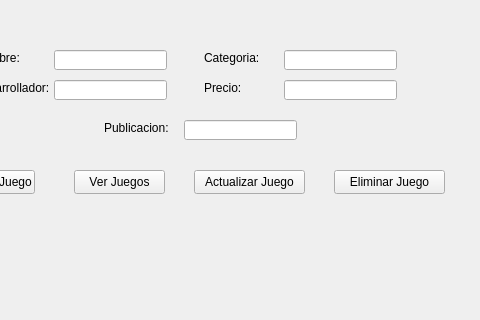
Above: mainwindow.ui from Briander-N/Proyecto2doBimestre before the change; both pictures show x 186 to 666 and y 0 to 320 of the 800 by 600 pixel window. Below: the same form after it.
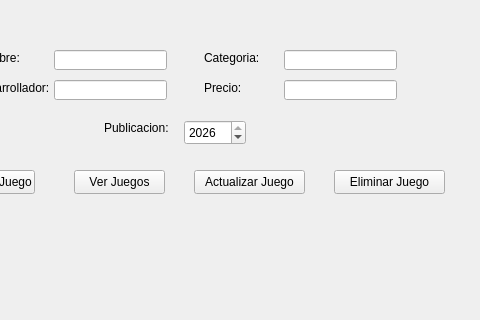
That is the form after the change.

```diff
--- a/mainwindow.ui
+++ b/mainwindow.ui
@@ -119,16 +119,6 @@
      <string>Publicacion:</string>
     </property>
    </widget>
-   <widget class="QLineEdit" name="lineEdit_5">
-    <property name="geometry">
-     <rect>
-      <x>370</x>
-      <y>120</y>
-      <width>113</width>
-      <height>20</height>
-     </rect>
-    </property>
-   </widget>
    <widget class="QPushButton" name="pushButton">
     <property name="geometry">
      <rect>
@@ -181,6 +171,31 @@
      <string>Eliminar Juego</string>
     </property>
    </widget>
+   <widget class="QDoubleSpinBox" name="dbBAnioPublicacion">
+    <property name="geometry">
+     <rect>
+      <x>370</x>
+      <y>120</y>
+      <width>62</width>
+      <height>25</height>
+     </rect>
+    </property>
+    <property name="decimals">
+     <number>0</number>
+    </property>
+    <property name="minimum">
+     <double>1950.000000000000000</double>
+    </property>
+    <property name="maximum">
+     <double>2026.000000000000000</double>
+    </property>
+    <property name="stepType">
+     <enum>QAbstractSpinBox::StepType::DefaultStepType</enum>
+    </property>
+    <property name="value">
+     <double>2026.000000000000000</double>
+    </property>
+   </widget>
   </widget>
   <widget class="QMenuBar" name="menubar">
    <property name="geometry">
```
Left out of the diff: 8 changed lines with no effect on the pictures.
